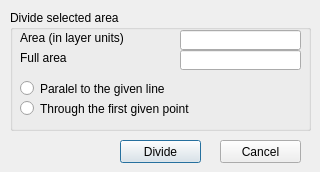
The window that area_div.ui (zsiki/ls) describes before a commit, drawn with Qt 5.
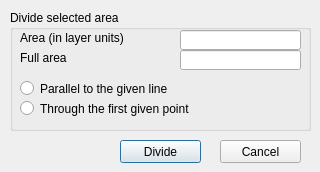
The same window after the commit.

Commit message: correct typing error in parallel

```diff
--- a/area_div.ui
+++ b/area_div.ui
@@ -145,7 +145,7 @@
      </sizepolicy>
     </property>
     <property name="text">
-     <string>Paralel to the given line</string>
+     <string>Parallel to the given line</string>
     </property>
    </widget>
    <widget class="QLabel" name="TotalLabel">
```
The commit also changes 1 other file.
